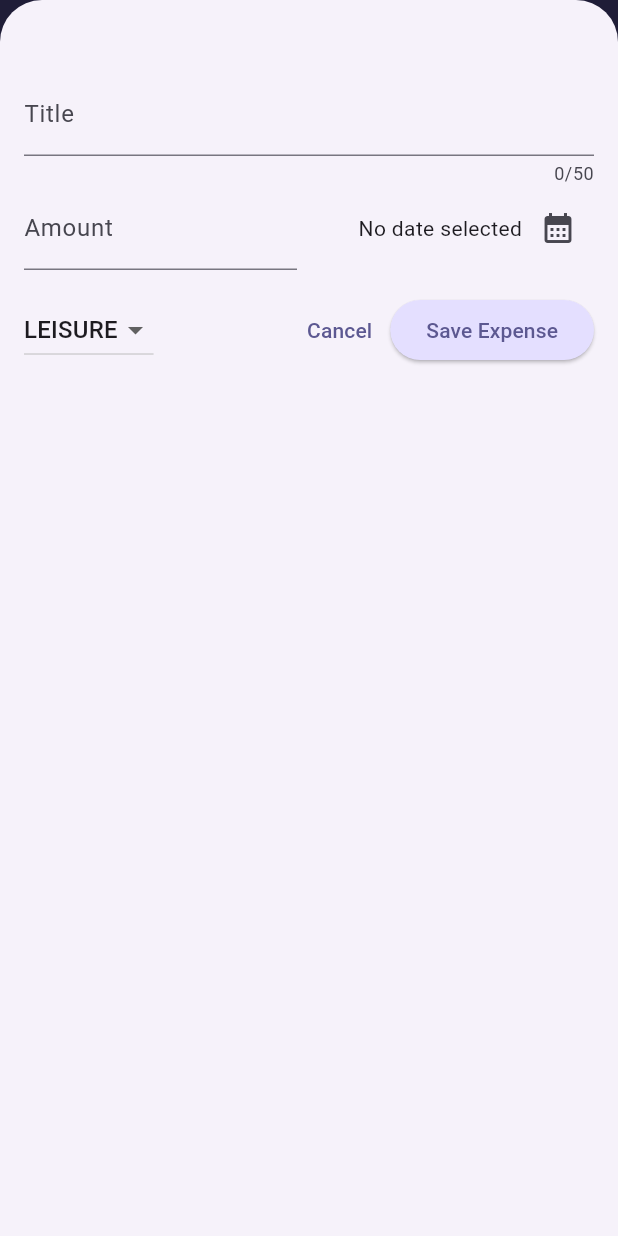
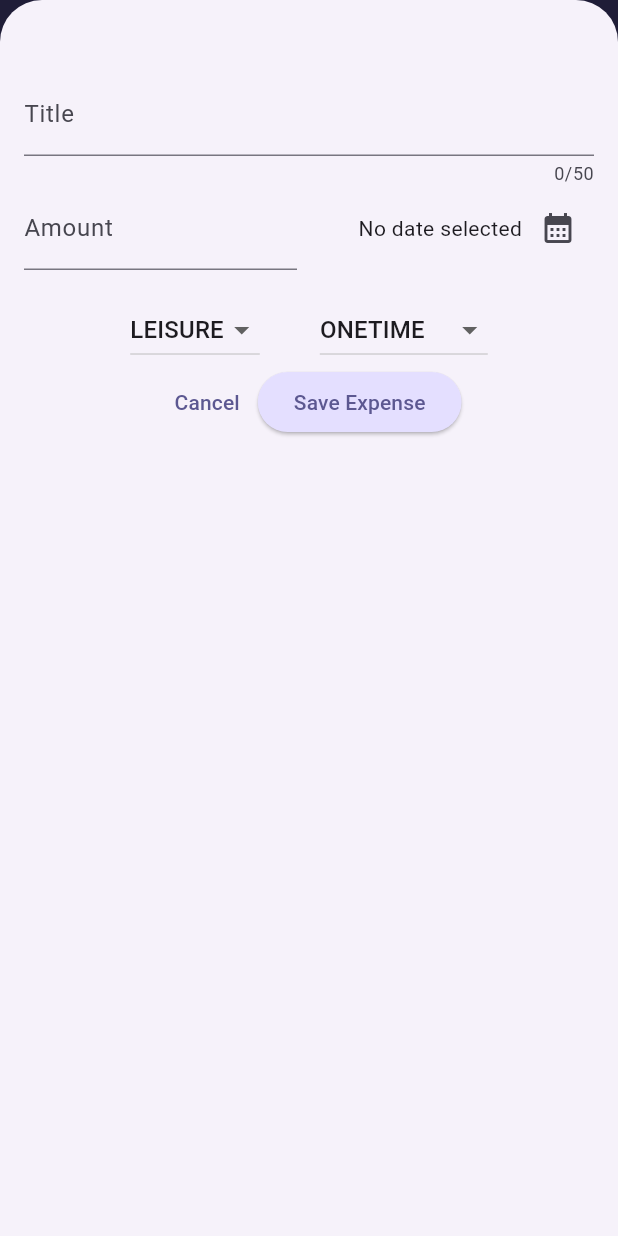
Before and after one commit to Mclovin0213/expense_app, a Flutter app: the screen it shows after launch, after a tap on the "add" icon, on a phone screen of 412 x 824 dp. Run offline on Flutter 3.47's test engine with Material 3 defaults, Android fonts, the phone set to English and light mode, and no system bars.

```diff
--- a/lib/widgets/new_expense.dart
+++ b/lib/widgets/new_expense.dart
@@ -102,9 +102,6 @@ class _NewExpenseState extends State<NewExpense> {
   @override
   Widget build(BuildContext context) {
     final keyboardSpace = MediaQuery.of(context).viewInsets.bottom;
-    return LayoutBuilder(builder: (ctx, constraints) {
-      final width = constraints.maxWidth;
-
     return SizedBox(
       height: double.infinity,
       child: SingleChildScrollView(
@@ -112,34 +109,6 @@ class _NewExpenseState extends State<NewExpense> {
           padding: EdgeInsets.fromLTRB(16, 48, 16, keyboardSpace + 16),
           child: Column(
             children: [
-                if (width >= 600)
-                  Row(
-                    children: [
-                      Expanded(
-                        child: TextField(
-                          controller: _titleController,
-                          maxLength: 50,
-                          decoration: const InputDecoration(
-                            label: Text('Title'),
-                          ),
-                        ),
-                      ),
-                      const SizedBox(
-                        width: 24,
-                      ),
-                      Expanded(
-                        child: TextField(
-                          controller: _amountController,
-                          keyboardType: TextInputType.number,
-                          decoration: const InputDecoration(
-                            prefixText: '\$ ',
-                            label: Text('Amount'),
-                          ),
-                        ),
-                      ),
-                    ],
-                  )
-                else
               TextField(
                 controller: _titleController,
                 maxLength: 50,
@@ -147,75 +116,6 @@ class _NewExpenseState extends State<NewExpense> {
                   label: Text('Title'),
                 ),
               ),
-                if (width >= 600)
-                  Row(
-                    children: [
-                      DropdownButton(
-                        value: _selectedExpenseType,
-                        items: ExpenseType.values
-                            .map(
-                              (expense) => DropdownMenuItem(
-                                value: expense,
-                                child: Text(
-                                  expense.name.toUpperCase(),
-                                  style: Theme.of(context).textTheme.titleLarge
-                                ),
-                              ),
-                            )
-                            .toList(),
-                        onChanged: (value) {
-                          if (value == null) {
-                            return;
-                          }
-                          setState(() {
-                            _selectedExpenseType = value;
-                          });
-                        },
-                      ),
-                      DropdownButton(
-                        value: _selectedCategory,
-                        items: Category.values
-                            .map(
-                              (category) => DropdownMenuItem(
-                                value: category,
-                                child: Text(
-                                  category.name.toUpperCase(),
-                                  style: Theme.of(context).textTheme.titleLarge
-                                ),
-                              ),
-                            )
-                            .toList(),
-                        onChanged: (value) {
-                          if (value == null) {
-                            return;
-                          }
-                          setState(() {
-                            _selectedCategory = value;
-                          });
-                        },
-                      ),
-                      const SizedBox(
-                        width: 24,
-                      ),
-                      Expanded(
-                        child: Row(
-                          mainAxisAlignment: MainAxisAlignment.end,
-                          children: [
-                            Text(
-                              _selectedDate == null
-                                  ? 'No date selected'
-                                  : formatter.format(_selectedDate!),
-                            ),
-                            IconButton(
-                              onPressed: _presentDatePicker,
-                              icon: const Icon(Icons.calendar_month),
-                            )
-                          ],
-                        ),
-                      )
-                    ],
-                  )
-                else
               Row(
                 children: [
                   Expanded(
@@ -248,24 +148,8 @@ class _NewExpenseState extends State<NewExpense> {
                 ],
               ),
               const SizedBox(height: 16),
-                if (width >= 600)
               Row(
-                    children: [
-                      const Spacer(),
-                      TextButton(
-                        onPressed: () {
-                          Navigator.pop(context);
-                        },
-                        child: const Text("Cancel"),
-                      ),
-                      ElevatedButton(
-                        onPressed: submitExpenseData,
-                        child: const Text('Save Expense'),
-                      )
-                    ],
-                  )
-                else
-                  Row(
+                mainAxisAlignment: MainAxisAlignment.center,
                 children: [
                   DropdownButton(
                     value: _selectedCategory,
@@ -288,7 +172,34 @@ class _NewExpenseState extends State<NewExpense> {
                       });
                     },
                   ),
-                      const Spacer(),
+                  const SizedBox(width: 40,),
+                  DropdownButton(
+                    value: _selectedExpenseType,
+                    items: ExpenseType.values
+                        .map(
+                          (expense) => DropdownMenuItem(
+                            value: expense,
+                            child: Text(
+                              expense.name.toUpperCase(),
+                            ),
+                          ),
+                        )
+                        .toList(),
+                    onChanged: (value) {
+                      if (value == null) {
+                        return;
+                      }
+                      setState(() {
+                        _selectedExpenseType = value;
+                      });
+                    },
+                  ),
+                ],
+              ),
+              Center(
+                child: Row(
+                  mainAxisAlignment: MainAxisAlignment.center,
+                  children: [
                     TextButton(
                       onPressed: () {
                         Navigator.pop(context);
@@ -301,11 +212,11 @@ class _NewExpenseState extends State<NewExpense> {
                     )
                   ],
                 ),
+              )
             ],
           ),
         ),
       ),
     );
-    });
   }
 }
```
Lines whose indentation alone changed are shown as unchanged.
